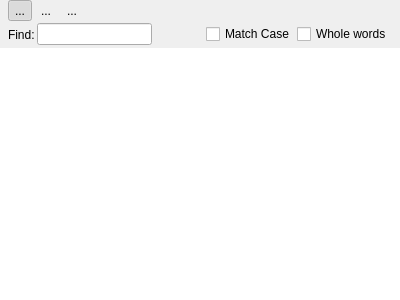
The window that src/dockhelp.ui (CsoundQt/CsoundQt) describes before a commit, drawn with Qt 5.
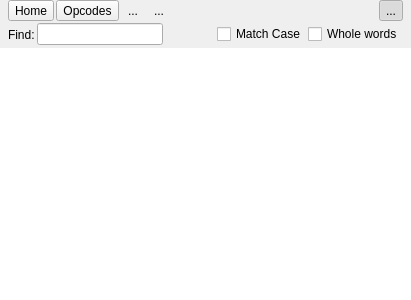
The same window after the commit. Icons and pictures are not drawn.

Commit message: Added home and opcode buttons to help dock widget

The edit to the form file:
```diff
--- a/src/dockhelp.ui
+++ b/src/dockhelp.ui
@@ -6,7 +6,7 @@
    <rect>
     <x>0</x>
     <y>0</y>
-    <width>400</width>
+    <width>411</width>
     <height>300</height>
    </rect>
   </property>
@@ -41,7 +41,7 @@
       <property name="verticalSpacing">
        <number>0</number>
       </property>
-      <item row="0" column="1">
+      <item row="0" column="2">
        <widget class="QToolButton" name="backButton">
         <property name="text">
          <string>...</string>
@@ -55,7 +55,7 @@
         </property>
        </widget>
       </item>
-      <item row="0" column="3">
+      <item row="0" column="4">
        <spacer name="horizontalSpacer">
         <property name="orientation">
          <enum>Qt::Horizontal</enum>
@@ -68,7 +68,7 @@
         </property>
        </spacer>
       </item>
-      <item row="0" column="2">
+      <item row="0" column="3">
        <widget class="QToolButton" name="forwardButton">
         <property name="text">
          <string>...</string>
@@ -83,6 +83,13 @@
        </widget>
       </item>
       <item row="0" column="0">
+       <widget class="QToolButton" name="homeToolButton">
+        <property name="text">
+         <string>Home</string>
+        </property>
+       </widget>
+      </item>
+      <item row="0" column="5">
        <widget class="QToolButton" name="toggleFindButton">
         <property name="text">
          <string>...</string>
@@ -102,6 +109,13 @@
         </property>
        </widget>
       </item>
+      <item row="0" column="1">
+       <widget class="QToolButton" name="opcodesToolButton">
+        <property name="text">
+         <string>Opcodes</string>
+        </property>
+       </widget>
+      </item>
      </layout>
     </item>
     <item>
```
The commit also changes 1 other file.
